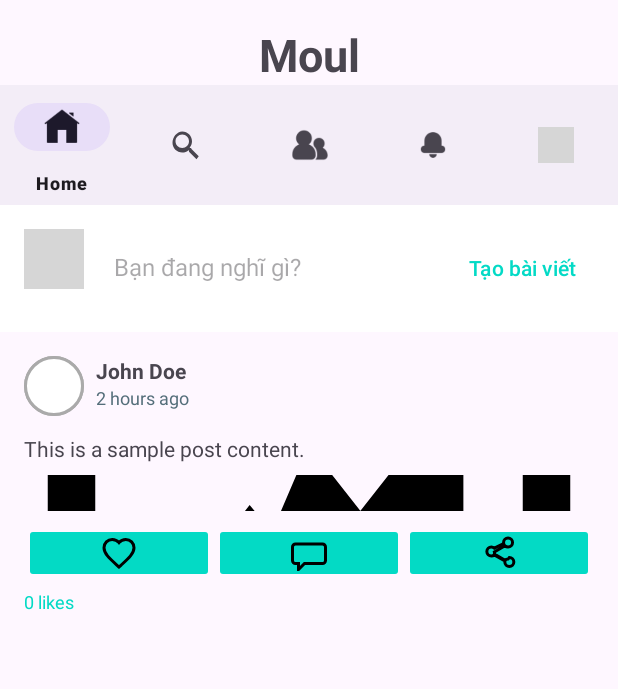
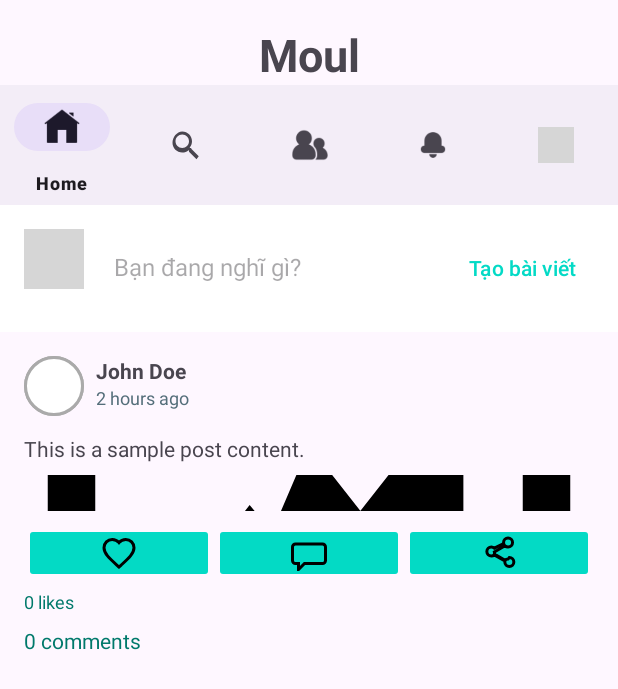
Before and after one commit to moulsan369/Moul-Social, an Android app: the HomeFragment screen opened directly, with no data from a screen before it, on a phone screen of 412 x 824 dp. Shown: the top 689 px of the screen. Run offline under Robolectric (Android 15) with nearby library versions, the phone set to English and light mode, and no system bars; Roboto replaces fonts that are not available here; 1 statement that could not run was skipped; grey boxes are pictures that could not be loaded.

Commit message:
Xử lý comment

```diff
--- a/app/src/main/java/com/ntu/moulsocial/ItemPost.java
+++ b/app/src/main/java/com/ntu/moulsocial/ItemPost.java
@@ -1,15 +1,17 @@
 package com.ntu.moulsocial;
 
-/**
- * Represents a social media post.
- */
+import java.util.ArrayList;
+import java.util.List;
+
 public class ItemPost {
-    private String username;
-    private String postTime;
-    private String postContent;
-    private int profileImage;
-    private int postImage;
+    private final String username;
+    private final String postTime;
+    private final String postContent;
+    private final int profileImage;
+    private final int postImage;
     private boolean isLiked;
+    private int likeCount;
+    private final List<String> comments;
 
     public ItemPost(String username, String postTime, String postContent, int profileImage, int postImage) {
         this.username = username;
@@ -18,8 +20,11 @@ public class ItemPost {
         this.profileImage = profileImage;
         this.postImage = postImage;
         this.isLiked = false;
+        this.likeCount = 0;
+        this.comments = new ArrayList<>();
     }
 
+    // Getters and setters
     public String getUsername() {
         return username;
     }
@@ -48,7 +53,27 @@ public class ItemPost {
         isLiked = liked;
     }
 
-    public String getContent() {
-        return postContent;
+    public int getLikeCount() {
+        return likeCount;
+    }
+
+    public void incrementLikeCount() {
+        this.likeCount++;
+    }
+
+    public void decrementLikeCount() {
+        this.likeCount--;
+    }
+
+    public List<String> getComments() {
+        return comments;
+    }
+
+    public void addComment(String comment) {
+        this.comments.add(comment);
+    }
+
+    public int getCommentCount() {
+        return comments.size();
     }
 }
--- a/app/src/main/java/com/ntu/moulsocial/PostAdapter.java
+++ b/app/src/main/java/com/ntu/moulsocial/PostAdapter.java
@@ -9,6 +9,8 @@ import android.widget.ImageView;
 import android.widget.TextView;
 import androidx.annotation.NonNull;
 import androidx.recyclerview.widget.RecyclerView;
+
+import java.text.BreakIterator;
 import java.util.List;
 
 public class PostAdapter extends RecyclerView.Adapter<PostAdapter.PostViewHolder> {
@@ -36,6 +38,7 @@ public class PostAdapter extends RecyclerView.Adapter<PostAdapter.PostViewHolder
         return new PostViewHolder(view);
     }
 
+
     @Override
     public void onBindViewHolder(@NonNull PostViewHolder holder, int position) {
         ItemPost post = posts.get(position);
@@ -46,14 +49,27 @@ public class PostAdapter extends RecyclerView.Adapter<PostAdapter.PostViewHolder
         holder.profileImageView.setImageResource(post.getProfileImage());
         holder.postImageView.setImageResource(post.getPostImage());
 
+        // Update like count display
+        holder.textLikeCount.setText(context.getResources().getQuantityString(R.plurals.like_count, post.getLikeCount(), post.getLikeCount()));
+
+        // Update comment count display
+        holder.text_comment_count.setText(String.format("%d comments", post.getCommentCount()));
+
         holder.commentButton.setOnClickListener(v -> listener.onCommentClicked(post));
         holder.likeButton.setOnClickListener(v -> {
-            post.setLiked(!post.isLiked());
+            if (post.isLiked()) {
+                post.setLiked(false);
+                post.decrementLikeCount();
+            } else {
+                post.setLiked(true);
+                post.incrementLikeCount();
+            }
             notifyItemChanged(position);
             listener.onLikeClicked(post);
         });
         holder.shareButton.setOnClickListener(v -> listener.onShareClicked(post));
     }
+
 
     @Override
     public int getItemCount() {
@@ -61,6 +77,7 @@ public class PostAdapter extends RecyclerView.Adapter<PostAdapter.PostViewHolder
     }
 
     public static class PostViewHolder extends RecyclerView.ViewHolder {
+        public BreakIterator text_comment_count;
         TextView usernameTextView;
         TextView postTimeTextView;
         TextView postContentTextView;
@@ -69,6 +86,7 @@ public class PostAdapter extends RecyclerView.Adapter<PostAdapter.PostViewHolder
         ImageButton commentButton;
         ImageButton likeButton;
         ImageButton shareButton;
+        TextView textLikeCount; // New TextView for like count
 
         public PostViewHolder(@NonNull View itemView) {
             super(itemView);
@@ -80,7 +98,7 @@ public class PostAdapter extends RecyclerView.Adapter<PostAdapter.PostViewHolder
             commentButton = itemView.findViewById(R.id.comment_button);
             likeButton = itemView.findViewById(R.id.like_button);
             shareButton = itemView.findViewById(R.id.share_button);
+            textLikeCount = itemView.findViewById(R.id.textLikeCount); // Initialize the new TextView
         }
     }
-
 }
--- a/app/src/main/res/drawable/rounded_edit_text_background.xml
+++ b/app/src/main/res/drawable/rounded_edit_text_background.xml
@@ -1,11 +1,6 @@
 <?xml version="1.0" encoding="utf-8"?>
-<shape xmlns:android="http://schemas.android.com/apk/res/android"
-    android:shape="rectangle"
-    android:padding="10dp">
-    <solid android:color="#FFFFFF" />
-    <corners
-        android:bottomRightRadius="15dp"
-        android:bottomLeftRadius="15dp"
-        android:topLeftRadius="15dp"
-        android:topRightRadius="15dp" />
+<shape xmlns:android="http://schemas.android.com/apk/res/android">
+    <solid android:color="@color/design_default_color_background" />
+    <corners android:radius="8dp" />
+    <padding android:left="8dp" android:top="8dp" android:right="8dp" android:bottom="8dp" />
 </shape>
--- a/app/src/main/res/layout/item_post.xml
+++ b/app/src/main/res/layout/item_post.xml
@@ -1,4 +1,3 @@
-<?xml version="1.0" encoding="utf-8"?>
 <LinearLayout xmlns:android="http://schemas.android.com/apk/res/android"
     xmlns:tools="http://schemas.android.com/tools"
     android:layout_width="match_parent"
@@ -112,9 +111,21 @@
         android:id="@+id/textLikeCount"
         android:layout_width="wrap_content"
         android:layout_height="wrap_content"
+        android:layout_marginTop="4dp"
         android:text="0 likes"
-        android:layout_marginTop="4dp"
+        android:textColor="#00796B"
         android:textSize="12sp"
-        android:textColor="@color/teal_700"
         tools:ignore="HardcodedText" />
+
+    <!-- New TextView for displaying the comment count -->
+    <TextView
+        android:id="@+id/text_comment_count"
+        android:layout_width="wrap_content"
+        android:layout_height="wrap_content"
+        android:layout_marginTop="8dp"
+        android:text="0 comments"
+        android:textColor="#00796B"
+        android:textSize="14sp"
+        tools:ignore="HardcodedText" />
+
 </LinearLayout>
--- a/app/src/main/res/values/strings.xml
+++ b/app/src/main/res/values/strings.xml
@@ -25,4 +25,13 @@
     <string name="time">Time</string>
     <string name="this_is_the_post_content">This is the post content.</string>
     <string name="basic_info_here">Basic info here</string>
+    <string name="comments">Comments</string>
+    <string name="write_a_comment">Write a comment...</string>
+    <string name="post">Post</string>
+
+    <!-- Add plurals here -->
+    <plurals name="like_count">
+        <item quantity="one">%d like</item>
+        <item quantity="other">%d likes</item>
+    </plurals>
 </resources>
```
Also changed, not shown: app/src/main/java/com/ntu/moulsocial/CommentAdapter.java (added, +45 -0 lines), app/src/main/java/com/ntu/moulsocial/CommentDialog.java (added, +67 -0 lines), app/src/main/java/com/ntu/moulsocial/HomeFragment.java (+7 -3 lines), app/src/main/res/layout/item_comment.xml (+43 -31 lines).
